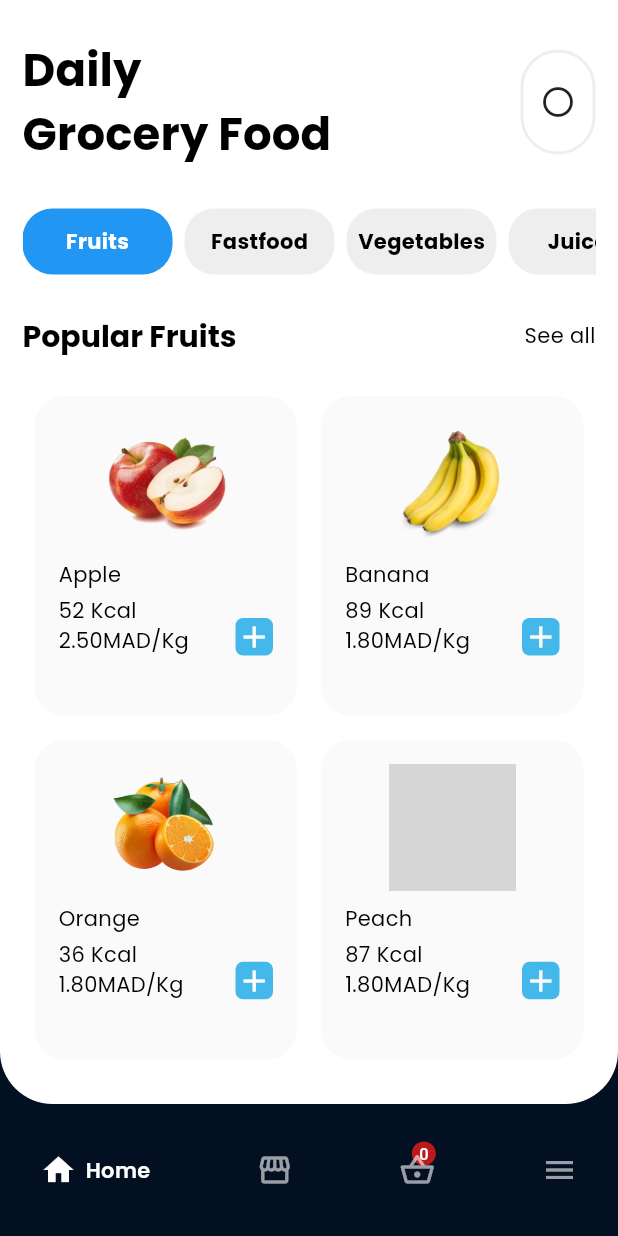
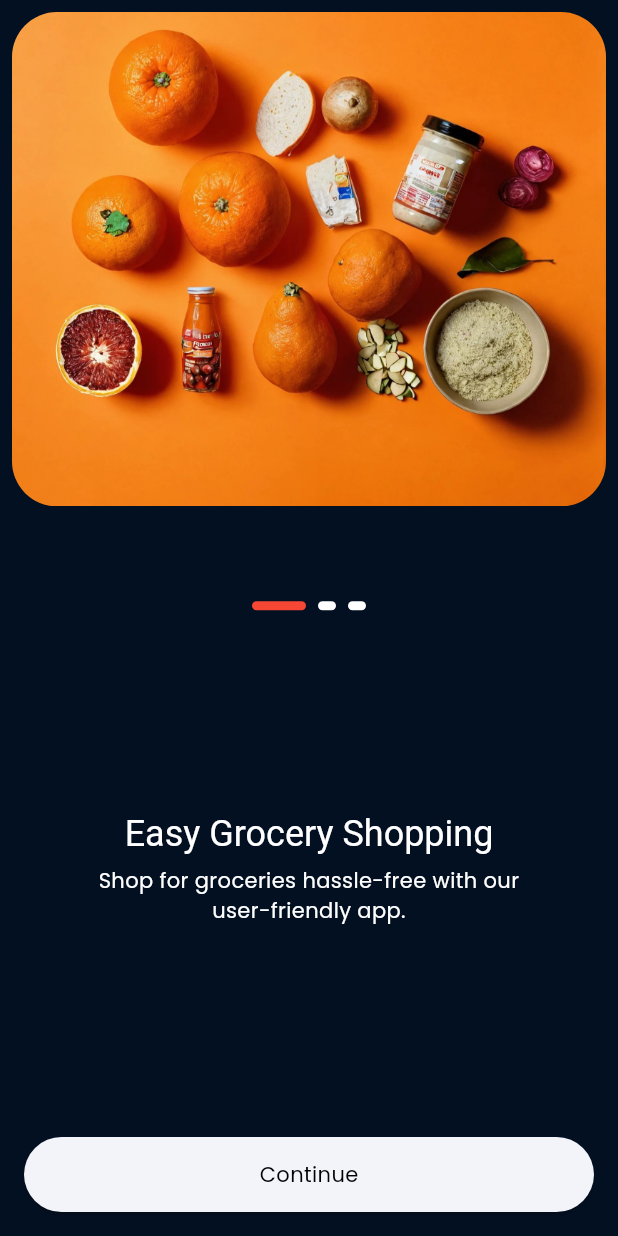
Before and after one commit to noureddinecharifi/GrocerEase, a Flutter app: the screen it shows after launch, on a phone screen of 412 x 824 dp. Run offline on Flutter 3.47's test engine with Material 3 defaults, Android fonts, the phone set to English and light mode, and no system bars; drawn by our look-alikes of google_nav_bar, smooth_page_indicator; our stand-ins replace flutter_screenutil, flutter_slidable, google_fonts; grey boxes are pictures that could not be loaded.

Commit message:
[Groce-03] Onboarding Screen

```diff
--- a/lib/main.dart
+++ b/lib/main.dart
@@ -1,8 +1,8 @@
 import 'package:flutter/material.dart';
 import 'package:flutter/services.dart';
 import 'package:grocer_ease/provider/fruit_provider.dart';
-import 'package:grocer_ease/screens/homescreen.dart';
 import 'package:flutter_screenutil/flutter_screenutil.dart';
+import 'package:grocer_ease/screens/onboarding_screen.dart';
 
 import 'provider/theme_provider.dart';
 import 'package:provider/provider.dart';
@@ -34,6 +34,6 @@ class MyApp extends StatelessWidget {
         debugShowCheckedModeBanner: false,
         title: 'GrocerEase',
         theme: Provider.of<ThemeProvider>(context).themeData,
-        home: const HomeScreen(initialTabIndex: 0));
+        home: const OnBoardingScreen());
   }
 }
--- /dev/null
+++ b/lib/models/app_description_data.dart
@@ -0,0 +1,15 @@
+class AppDescription {
+  final String title;
+  final String description;
+
+  AppDescription(this.title, this.description);
+}
+
+List<AppDescription> groceryAppDescriptions = [
+  AppDescription("Easy Grocery Shopping",
+      "Shop for groceries hassle-free with our user-friendly app."),
+  AppDescription("Quick Checkout",
+      "Checkout in minutes and get back to what matters most."),
+  AppDescription("Fresh Produce",
+      "Find the freshest fruits and vegetables at your fingertips."),
+];
--- a/lib/screens/homescreen.dart
+++ b/lib/screens/homescreen.dart
@@ -7,9 +7,9 @@ import 'package:provider/provider.dart';
 import '../provider/fruit_provider.dart';
 
 class HomeScreen extends StatefulWidget {
+  const HomeScreen({super.key, required this.initialTabIndex});
+
   final int initialTabIndex;
-
-  const HomeScreen({super.key, required this.initialTabIndex});
 
   @override
   State<HomeScreen> createState() => _HomeScreenState();
@@ -17,6 +17,14 @@ class HomeScreen extends StatefulWidget {
 
 class _HomeScreenState extends State<HomeScreen> {
   int selectedTab = 0;
+
+  @override
+  void initState() {
+    super.initState();
+    setState(() {
+      selectedTab = widget.initialTabIndex;
+    });
+  }
 
   // this is a function
   Widget getTabView(int selectedTab) {
@@ -28,14 +36,6 @@ class _HomeScreenState extends State<HomeScreen> {
       default:
         return const SizedBox();
     }
-  }
-
-  @override
-  void initState() {
-    super.initState();
-    setState(() {
-      selectedTab = widget.initialTabIndex;
-    });
   }
 
   @override
--- /dev/null
+++ b/lib/screens/onboarding_screen.dart
@@ -0,0 +1,106 @@
+import 'package:flutter/material.dart';
+import 'package:grocer_ease/screens/homescreen.dart';
+import 'package:grocer_ease/utils/constants.dart';
+import 'package:smooth_page_indicator/smooth_page_indicator.dart';
+
+import '../models/app_description_data.dart';
+
+class OnBoardingScreen extends StatelessWidget {
+  const OnBoardingScreen({super.key});
+
+  @override
+  Widget build(BuildContext context) {
+    PageController controller = PageController();
+    return Scaffold(
+      backgroundColor: Theme.of(context).colorScheme.onBackground,
+      body: Padding(
+        padding: const EdgeInsets.all(8.0),
+        child: Column(
+          mainAxisAlignment: MainAxisAlignment.spaceBetween,
+          children: [
+            Container(
+              clipBehavior: Clip.antiAlias,
+              height: MediaQuery.sizeOf(context).height * 0.4,
+              width: double.infinity,
+              decoration:
+                  BoxDecoration(borderRadius: BorderRadius.circular(30)),
+              child: Image.asset(
+                grocer1,
+                fit: BoxFit.cover,
+              ),
+            ),
+            const SizedBox(
+              height: 20,
+            ),
+            Align(
+              alignment: Alignment.bottomCenter,
+              child: SmoothPageIndicator(
+                  controller: controller, // PageController
+                  count: 3,
+                  effect: ExpandingDotsEffect(
+                    dotColor: Colors.white,
+                    activeDotColor: Theme.of(context).colorScheme.secondary,
+                    spacing: 8.0,
+                    radius: 20.0,
+                    dotWidth: 12.0,
+                    dotHeight: 6.0,
+                  ),
+                  onDotClicked: (index) {}),
+            ),
+            SizedBox(
+              width: 300,
+              height: 300,
+              child: PageView.builder(
+                  controller: controller,
+                  itemCount: groceryAppDescriptions.length,
+                  itemBuilder: (context, index) {
+                    return Column(
+                      mainAxisAlignment: MainAxisAlignment.center,
+                      crossAxisAlignment: CrossAxisAlignment.center,
+                      children: [
+                        Text(groceryAppDescriptions[index].title,
+                            style: Theme.of(context)
+                                .textTheme
+                                .headlineSmall
+                                ?.copyWith(color: Colors.white)),
+                        const SizedBox(
+                          height: 5,
+                        ),
+                        Text(
+                          groceryAppDescriptions[index].description,
+                          style: const TextStyle(
+                            color: Colors.white,
+                          ),
+                          textAlign: TextAlign.center,
+                        )
+                      ],
+                    );
+                  }),
+            ),
+            Padding(
+              padding: const EdgeInsets.all(8.0),
+              child: SizedBox(
+                width: double.infinity,
+                height: 50,
+                child: ElevatedButton(
+                    onPressed: () {
+                      Navigator.push(
+                          context,
+                          MaterialPageRoute(
+                            builder: (context) => const HomeScreen(
+                              initialTabIndex: 0,
+                            ),
+                          ));
+                    },
+                    child: Text(
+                      "Continue",
+                      style: Theme.of(context).textTheme.bodyMedium,
+                    )),
+              ),
+            )
+          ],
+        ),
+      ),
+    );
+  }
+}
--- a/lib/utils/constants.dart
+++ b/lib/utils/constants.dart
@@ -1 +1,3 @@
 const String me = 'assets/images/me.png';
+const String grocer1 = 'assets/images/grocer1.jpg';
+const String grocer2 = 'assets/images/grocer2.jpg';
--- a/pubspec.yaml
+++ b/pubspec.yaml
@@ -40,6 +40,7 @@ dependencies:
   flutter_screenutil: ^5.9.0
   google_nav_bar: ^5.0.6
   flutter_slidable: ^3.1.0
+  smooth_page_indicator: ^1.1.0
 
 dev_dependencies:
   flutter_test:
```
Also changed, not shown: lib/widgets/custom_button.dart (added, +39 -0 lines), assets/images/grocer1.jpg (added), assets/images/grocer2.jpg (added), pubspec.lock.
